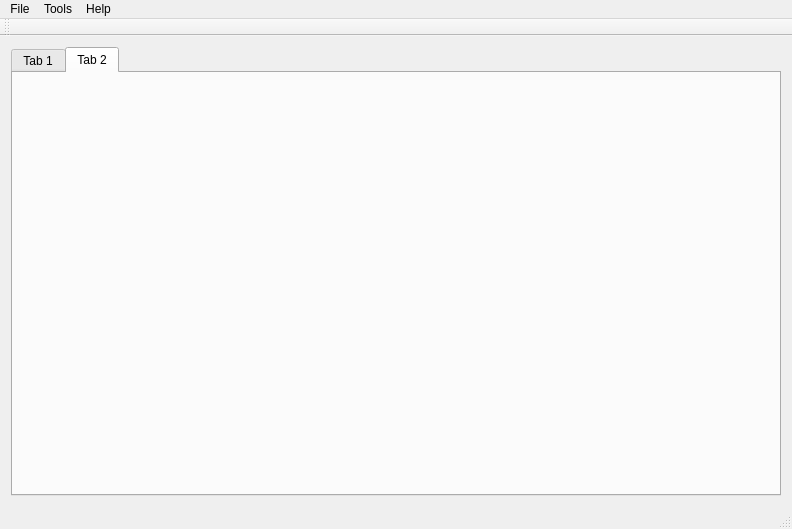
This is example/client/mainwindow.ui in ericp1337/LoL-Replay-Parsing-Server as Qt 5 draws it before an edit. The edited form follows.
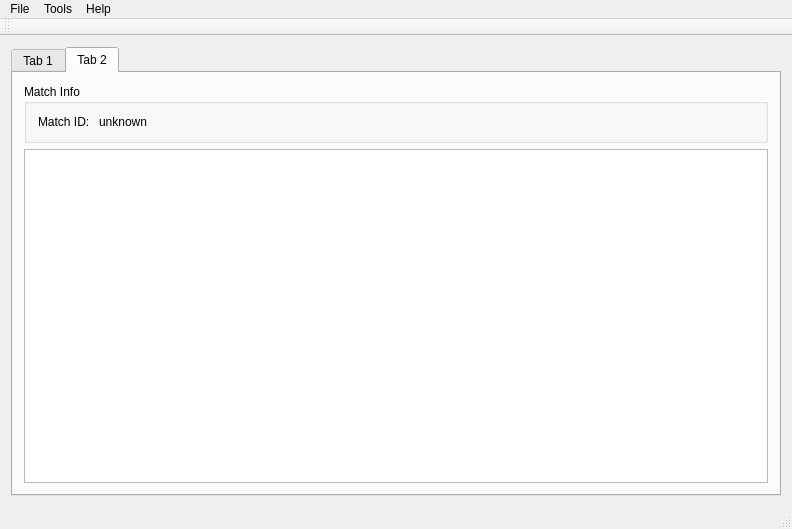
This is the edited form. The open tabs and pages were chosen to show the change.

Commit message: Replay info tab started.

Diff of the .ui file:
```diff
--- a/example/client/mainwindow.ui
+++ b/example/client/mainwindow.ui
@@ -110,6 +110,34 @@
        <attribute name="title">
         <string>Tab 2</string>
        </attribute>
+       <layout class="QGridLayout" name="gridLayout_2">
+        <item row="0" column="0">
+         <widget class="QGroupBox" name="groupBox">
+          <property name="title">
+           <string>Match Info</string>
+          </property>
+          <layout class="QFormLayout" name="formLayout">
+           <item row="0" column="0">
+            <widget class="QLabel" name="label_2">
+             <property name="text">
+              <string>Match ID: </string>
+             </property>
+            </widget>
+           </item>
+           <item row="0" column="1">
+            <widget class="QLabel" name="label_3">
+             <property name="text">
+              <string>unknown</string>
+             </property>
+            </widget>
+           </item>
+          </layout>
+         </widget>
+        </item>
+        <item row="1" column="0">
+         <widget class="QTableView" name="tableView"/>
+        </item>
+       </layout>
       </widget>
      </widget>
     </item>
```
Left out of the diff: 5 changed lines with no effect on the pictures. The commit also changes 4 other files.
